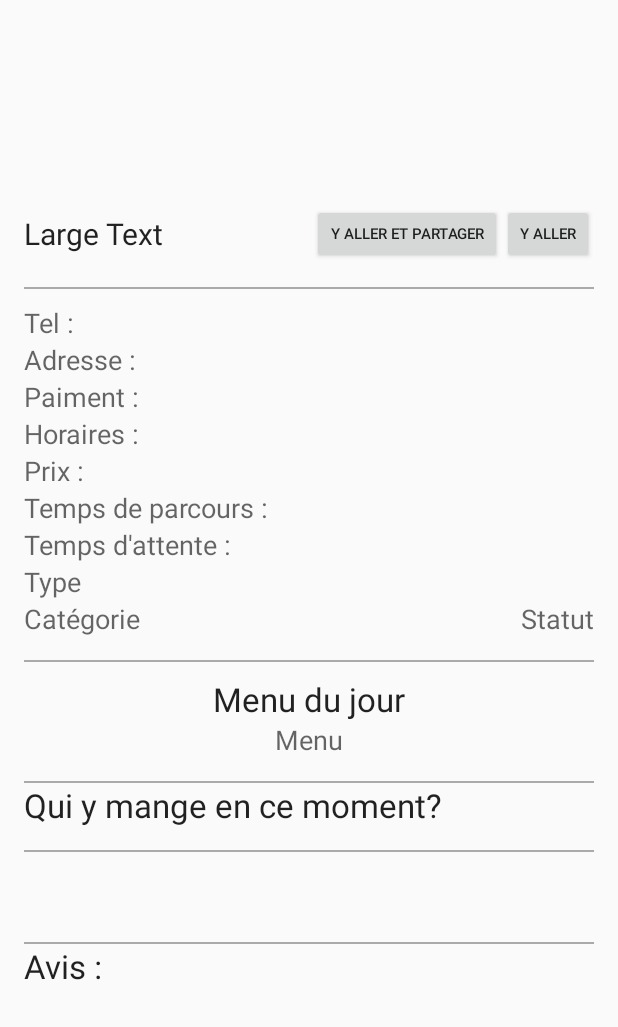
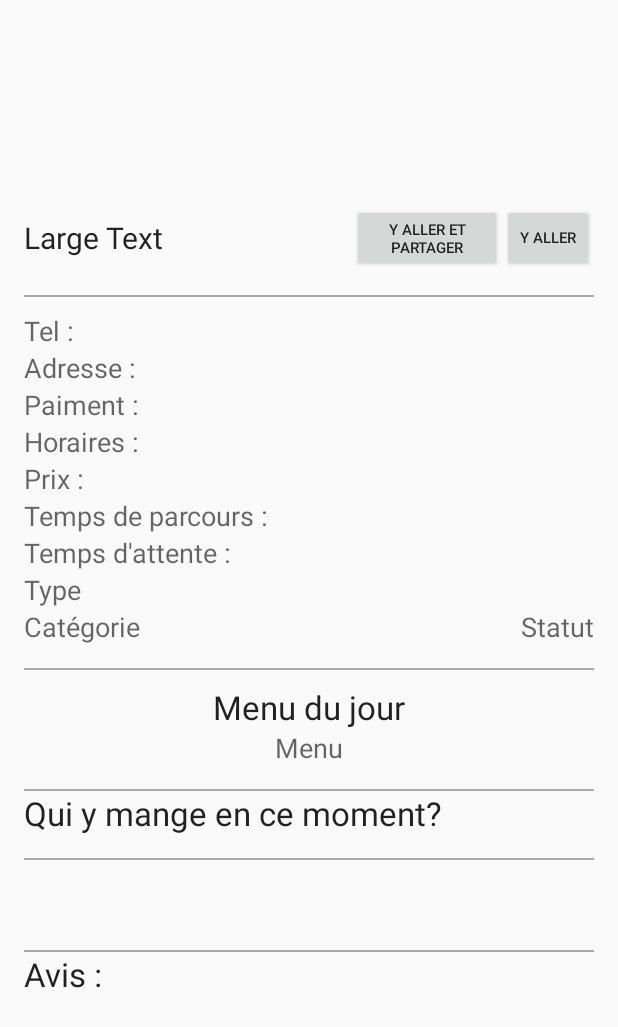
Before and after one commit to HeptanomeDeLExtreme/kiwi-ihm-2, an Android app: the PageResto screen opened directly, with no data from a screen before it, on a phone screen of 412 x 824 dp. Shown: the top 1027 px of the screen. Run offline under Robolectric (Android 15) with nearby library versions, the phone set to English and light mode, and no system bars.

Commit message:
Page resto terminée et apparemment fonctionnelle (résolution bug taille affichage nom resto).

```diff
--- a/app/src/main/res/layout/content_page_resto.xml
+++ b/app/src/main/res/layout/content_page_resto.xml
@@ -19,7 +19,7 @@
 
     <TextView
         android:layout_width="170dp"
-        android:layout_height="40dp"
+        android:layout_height="45dp"
         android:textAppearance="?android:attr/textAppearanceLarge"
         android:text="Large Text"
         android:id="@+id/nom"
@@ -31,7 +31,7 @@
     <Button
         style="?android:attr/buttonStyleSmall"
         android:layout_width="wrap_content"
-        android:layout_height="40dp"
+        android:layout_height="45dp"
         android:text="Y Aller"
         android:id="@+id/aller"
         android:textSize="10dp"
@@ -40,8 +40,8 @@
 
     <Button
         style="?android:attr/buttonStyleSmall"
-        android:layout_width="wrap_content"
-        android:layout_height="40dp"
+        android:layout_width="100dp"
+        android:layout_height="45dp"
         android:text="Y Aller et Partager"
         android:id="@+id/allerPartager"
         android:textSize="10dp"
```
